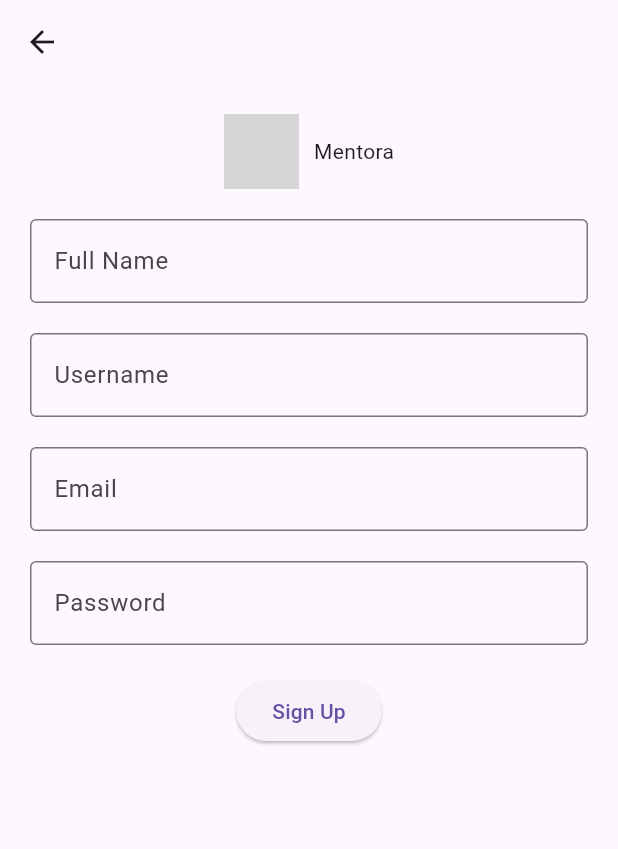
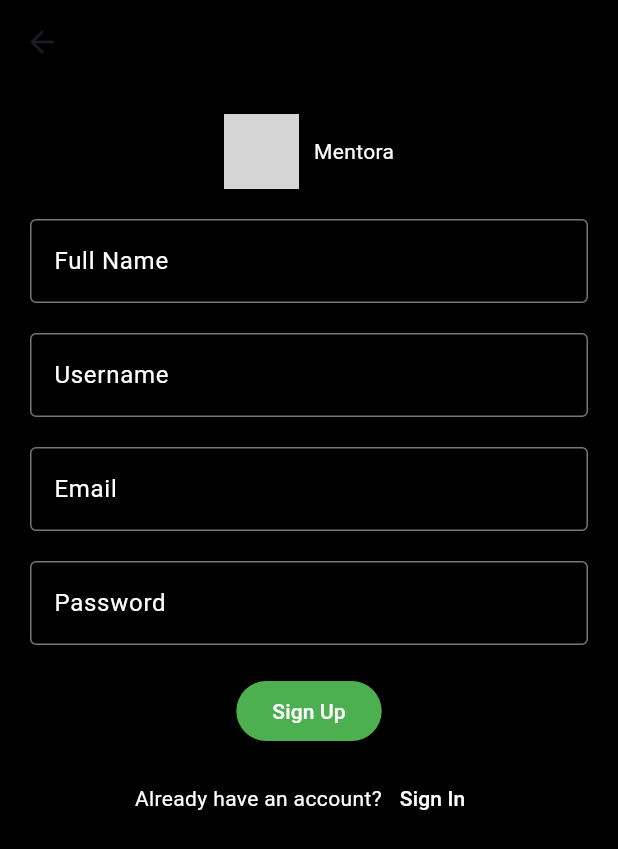
Before and after one commit to bsc-com-29-19/mentora, a Flutter app: the SigninScreen screen opened by its route, after a tap on "Sign In", after a tap on "Sign Up", on a phone screen of 412 x 824 dp. Shown: the top 849 px of the screen. Run offline on Flutter 3.47's test engine with Material 3 defaults, Android fonts, the light colour scheme and no system bars; grey boxes are pictures that could not be loaded.

Commit message:
Added images

```diff
--- a/lib/auth/screens/signin_screen.dart
+++ b/lib/auth/screens/signin_screen.dart
@@ -17,7 +17,7 @@ class _SigninScreenState extends State<SigninScreen> {
   // Define a constant for the app logo
   static final Widget _appLogo = Padding(
     padding: const EdgeInsets.all(20.0),
-    child: Image.asset('assets/logo.png', width: 100, height: 100),
+    child: Image.asset('assets/logo_png.jpg', width: 100, height: 100),
   );
 
   @override
@@ -25,7 +25,9 @@ class _SigninScreenState extends State<SigninScreen> {
     return Scaffold(
       appBar: AppBar(
         title: const Text('Mentora'),
+        backgroundColor: Colors.black,
       ),
+      backgroundColor: Colors.black,
       body: Form(
         key: _formKey,
         child: Padding(
@@ -39,13 +41,18 @@ class _SigninScreenState extends State<SigninScreen> {
                 style: TextStyle(
                   fontSize: 20,
                   fontWeight: FontWeight.bold,
+                  color: Colors.white,
                 ),
               ),
               const SizedBox(height: 20),
               TextFormField(
+                style: const TextStyle(color: Colors.white),
                 decoration: const InputDecoration(
                   labelText: 'Email',
-                  border: OutlineInputBorder(),
+                  labelStyle: TextStyle(color: Colors.white),
+                  border: OutlineInputBorder(
+                    borderSide: BorderSide(color: Colors.white),
+                  ),
                 ),
                 validator: (value) {
                   if (value == null || value.isEmpty || !value.contains('@')) {
@@ -58,9 +65,13 @@ class _SigninScreenState extends State<SigninScreen> {
               const SizedBox(height: 20),
               TextFormField(
                 obscureText: true,
+                style: const TextStyle(color: Colors.white),
                 decoration: const InputDecoration(
                   labelText: 'Password',
-                  border: OutlineInputBorder(),
+                  labelStyle: TextStyle(color: Colors.white),
+                  border: OutlineInputBorder(
+                    borderSide: BorderSide(color: Colors.white),
+                  ),
                 ),
                 validator: (value) {
                   if (value == null || value.isEmpty || value.length < 8) {
@@ -75,24 +86,36 @@ class _SigninScreenState extends State<SigninScreen> {
                 children: [
                   Checkbox(
                     value: _rememberMe,
+                    checkColor: Colors.black,
+                    activeColor: Colors.white,
                     onChanged: (value) {
                       setState(() {
                         _rememberMe = value!;
                       });
                     },
                   ),
-                  const Text('Remember me'),
+                  const Text(
+                    'Remember me',
+                    style: TextStyle(color: Colors.white),
+                  ),
                   const Spacer(),
                   TextButton(
                     onPressed: () {
                       // TODO: Implement forgot password logic
                     },
-                    child: const Text('Forgot Password?'),
+                    child: const Text(
+                      'Forgot Password?',
+                      style: TextStyle(color: Colors.white),
+                    ),
                   ),
                 ],
               ),
               const SizedBox(height: 20),
               ElevatedButton(
+                style: ElevatedButton.styleFrom(
+                  backgroundColor: Colors.green,
+                  minimumSize: const Size(double.infinity, 50),
+                ),
                 onPressed: () {
                   if (_formKey.currentState!.validate()) {
                     _formKey.currentState!.save();
@@ -103,21 +126,27 @@ class _SigninScreenState extends State<SigninScreen> {
                     print('Remember Me: $_rememberMe');
                   }
                 },
-                style: ElevatedButton.styleFrom(
-                  minimumSize: const Size(double.infinity, 50),
+                child: const Text(
+                  'Sign In',
+                  style: TextStyle(color: Colors.white),
                 ),
-                child: const Text('Sign In'),
               ),
               const SizedBox(height: 20),
               Row(
                 mainAxisAlignment: MainAxisAlignment.center,
                 children: [
-                  const Text("Don't have an account? "),
+                  const Text(
+                    "Don't have an account? ",
+                    style: TextStyle(color: Colors.white),
+                  ),
                   TextButton(
                     onPressed: () {
                       Navigator.pushNamed(context, '/sign-up');
                     },
-                    child: const Text('Sign Up'),
+                    child: const Text(
+                      'Sign Up',
+                      style: TextStyle(color: Colors.white),
+                    ),
                   ),
                 ],
               ),
@@ -126,7 +155,7 @@ class _SigninScreenState extends State<SigninScreen> {
                 'Or Sign in with',
                 style: TextStyle(
                   fontSize: 16,
-                  color: Colors.grey,
+                  color: Colors.white,
                 ),
               ),
               const SizedBox(height: 10),
@@ -137,7 +166,7 @@ class _SigninScreenState extends State<SigninScreen> {
                     onPressed: () {
                       // TODO: Implement Google Sign-In
                     },
-                    icon: Image.asset('assets/google_logo.png'),
+                    icon: Image.asset('assets/Gmail_Logo_512px.png'),
                     iconSize: 40,
                   ),
                   const SizedBox(width: 20),
@@ -145,7 +174,7 @@ class _SigninScreenState extends State<SigninScreen> {
                     onPressed: () {
                       // TODO: Implement Facebook Sign-In
                     },
-                    icon: Image.asset('assets/facebook_logo.png'),
+                    icon: Image.asset('assets/Facebook_Logo(2019).png'),
                     iconSize: 40,
                   ),
                 ],
--- a/lib/auth/screens/signup_screen.dart
+++ b/lib/auth/screens/signup_screen.dart
@@ -20,7 +20,9 @@ class _SignUpScreenState extends State<SignUpScreen> {
     return Scaffold(
       appBar: AppBar(
         title: const Text(''),
+        backgroundColor: Colors.black,
       ),
+      backgroundColor: Colors.black,
       body: Padding(
         padding: const EdgeInsets.all(20.0),
         child: Column(
@@ -28,9 +30,12 @@ class _SignUpScreenState extends State<SignUpScreen> {
             Row(
               mainAxisAlignment: MainAxisAlignment.center,
               children: [
-                Image.asset('assets/logo.png', width: 50, height: 50), // Adjust the path to your logo
+                Image.asset('assets/logo_png.jpg', width: 50, height: 50), // Adjust the path to your logo
                 const SizedBox(width: 10),
-                const Text('Mentora'),
+                const Text(
+                  'Mentora',
+                  style: TextStyle(color: Colors.white),
+                ),
               ],
             ),
             const SizedBox(height: 20),
@@ -39,9 +44,13 @@ class _SignUpScreenState extends State<SignUpScreen> {
               child: Column(
                 children: [
                   TextFormField(
+                    style: const TextStyle(color: Colors.white),
                     decoration: const InputDecoration(
                       labelText: 'Full Name',
-                      border: OutlineInputBorder(),
+                      labelStyle: TextStyle(color: Colors.white),
+                      border: OutlineInputBorder(
+                        borderSide: BorderSide(color: Colors.white),
+                      ),
                     ),
                     validator: (value) {
                       if (value!.isEmpty) {
@@ -53,9 +62,13 @@ class _SignUpScreenState extends State<SignUpScreen> {
                   ),
                   const SizedBox(height: 20),
                   TextFormField(
+                    style: const TextStyle(color: Colors.white),
                     decoration: const InputDecoration(
                       labelText: 'Username',
-                      border: OutlineInputBorder(),
+                      labelStyle: TextStyle(color: Colors.white),
+                      border: OutlineInputBorder(
+                        borderSide: BorderSide(color: Colors.white),
+                      ),
                     ),
                     validator: (value) {
                       if (value!.isEmpty) {
@@ -67,9 +80,13 @@ class _SignUpScreenState extends State<SignUpScreen> {
                   ),
                   const SizedBox(height: 20),
                   TextFormField(
+                    style: const TextStyle(color: Colors.white),
                     decoration: const InputDecoration(
                       labelText: 'Email',
-                      border: OutlineInputBorder(),
+                      labelStyle: TextStyle(color: Colors.white),
+                      border: OutlineInputBorder(
+                        borderSide: BorderSide(color: Colors.white),
+                      ),
                     ),
                     validator: (value) {
                       if (value!.isEmpty || !value.contains('@')) {
@@ -81,10 +98,14 @@ class _SignUpScreenState extends State<SignUpScreen> {
                   ),
                   const SizedBox(height: 20),
                   TextFormField(
+                    style: const TextStyle(color: Colors.white),
                     obscureText: true,
                     decoration: const InputDecoration(
                       labelText: 'Password',
-                      border: OutlineInputBorder(),
+                      labelStyle: TextStyle(color: Colors.white),
+                      border: OutlineInputBorder(
+                        borderSide: BorderSide(color: Colors.white),
+                      ),
                     ),
                     validator: (value) {
                       if (value!.isEmpty || value.length < 8) {
@@ -96,6 +117,9 @@ class _SignUpScreenState extends State<SignUpScreen> {
                   ),
                   const SizedBox(height: 20),
                   ElevatedButton(
+                    style: ElevatedButton.styleFrom(
+                      backgroundColor: Colors.green,
+                    ),
                     onPressed: () {
                       Navigator.pushNamed(context, '/login');
                       if (_formKey.currentState!.validate()) {
@@ -108,7 +132,29 @@ class _SignUpScreenState extends State<SignUpScreen> {
                         print('Password: $_password');
                       }
                     },
-                    child: const Text('Sign Up'),
+                    child: const Text(
+                      'Sign Up',
+                      style: TextStyle(color: Colors.white),
+                    ),
+                  ),
+                  const SizedBox(height: 10),
+                  Row(
+                    mainAxisAlignment: MainAxisAlignment.center,
+                    children: [
+                      const Text(
+                        'Already have an account?',
+                        style: TextStyle(color: Colors.white),
+                      ),
+                      TextButton(
+                        onPressed: () {
+                          Navigator.pushNamed(context, '/login');
+                        },
+                        child: const Text(
+                          'Sign In',
+                          style: TextStyle(color: Colors.white),
+                        ),
+                      ),
+                    ],
                   ),
                 ],
               ),
```
Also changed, not shown: assets/images/Facebook_Logo_(2019).png (added), assets/images/Gmail_Logo_512px.png (added), assets/images/logo_png.jpg (added).
